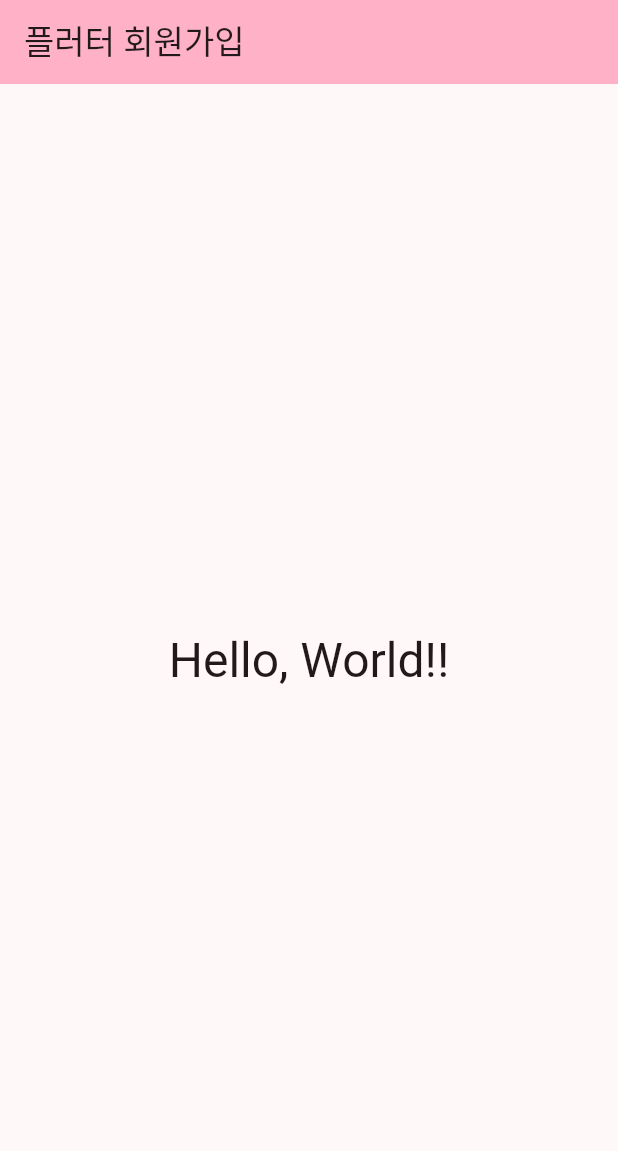
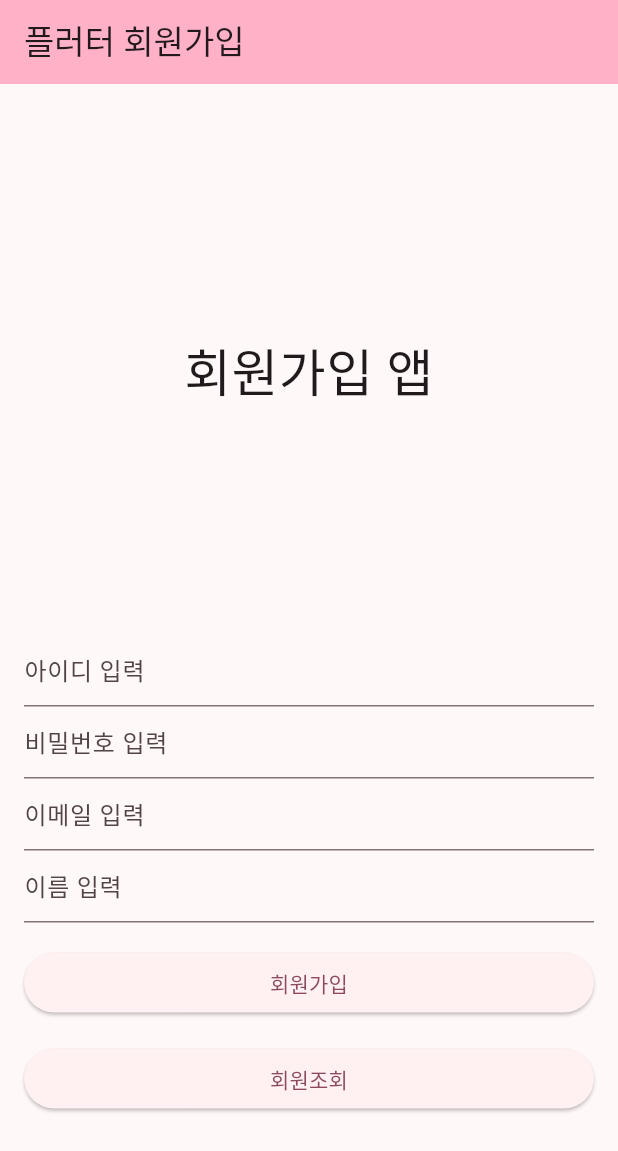
Before and after one commit to jangmi-100/flutter_member_app2, a Flutter app: the screen it shows after launch, on a phone screen of 412 x 824 dp. Shown: the top 1151 px of the screen. Run offline on Flutter 3.47's test engine with Material 3 defaults, Android fonts, the phone set to English and light mode, and no system bars.

Commit message:
회원가입/조회 앱 UI 구현

```diff
--- a/lib/main.dart
+++ b/lib/main.dart
@@ -39,15 +39,44 @@ class _MainActivityState extends State<MainActivity> {
         backgroundColor: Theme.of(context).colorScheme.inversePrimary,
         title: Text(widget.title),
       ),
-      body: Center(
-        child: Column(
-          mainAxisAlignment: MainAxisAlignment.center,
-          children: <Widget>[
-            Text('Hello, World!!',
-              style: Theme.of(context).textTheme.headlineLarge),
-          ],
+      body: Padding( padding: const EdgeInsets.all(16),
+        child:SingleChildScrollView(
+          child: Column(
+            children: [
+              SizedBox(height: 150,),
+              Text('회원가입 앱',style: TextStyle(fontSize: 34),textAlign: TextAlign.center,),
+              SizedBox(height: 150,),
+              TextField(decoration: const InputDecoration(hintText: '아이디 입력'),),
+              TextField(decoration: const InputDecoration(hintText: '비밀번호 입력'),),
+              TextField(decoration: const InputDecoration(hintText: '이메일 입력'),),
+              TextField(decoration: const InputDecoration(hintText: '이름 입력'),),
+              SizedBox(height: 16,),
+              ElevatedButton(onPressed: _registerUser, child: Container(
+                width: double.infinity,child: Text('회원가입',textAlign: TextAlign.center,),)),
+              SizedBox(height: 16,),
+              ElevatedButton(onPressed: _listUsers, child: Container(
+                width: double.infinity,child: Text('회원조회',textAlign: TextAlign.center,),))
+            ],
+          ),
         ),
       ),
     );
+  } //build
+  //회원가입 처리
+  Future<void> _registerUser() async {
+    // 간단한 메세지 출력
+    ScaffoldMessenger.of(context).showSnackBar(
+      SnackBar(content: Text('회원 가입 기능 구현중.....'))
+    );
   }
-}
+
+
+
+  //회원조회 처리
+  Future<void> _listUsers() async {
+    ScaffoldMessenger.of(context).showSnackBar(
+        SnackBar(content: Text('회원 조회 기능 구현중.....'))
+    );
+  }
+
+} //_MainActivityState
```
